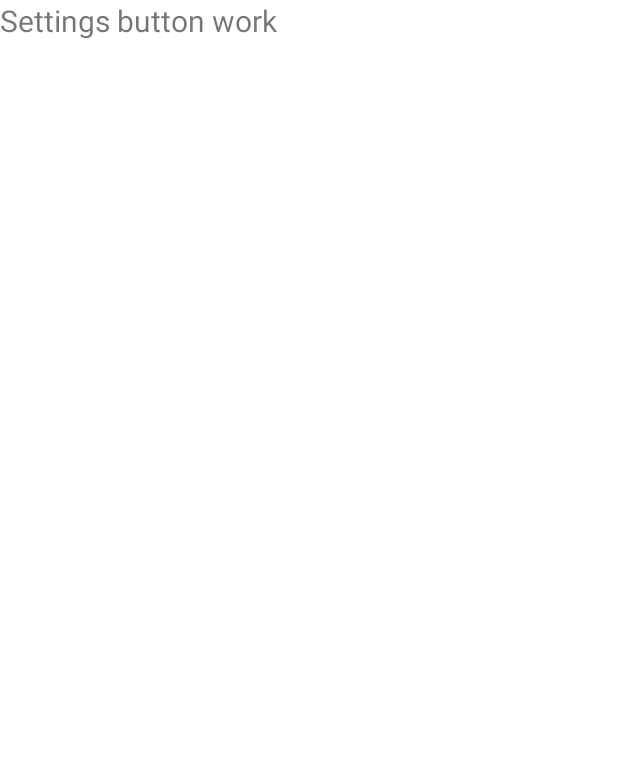
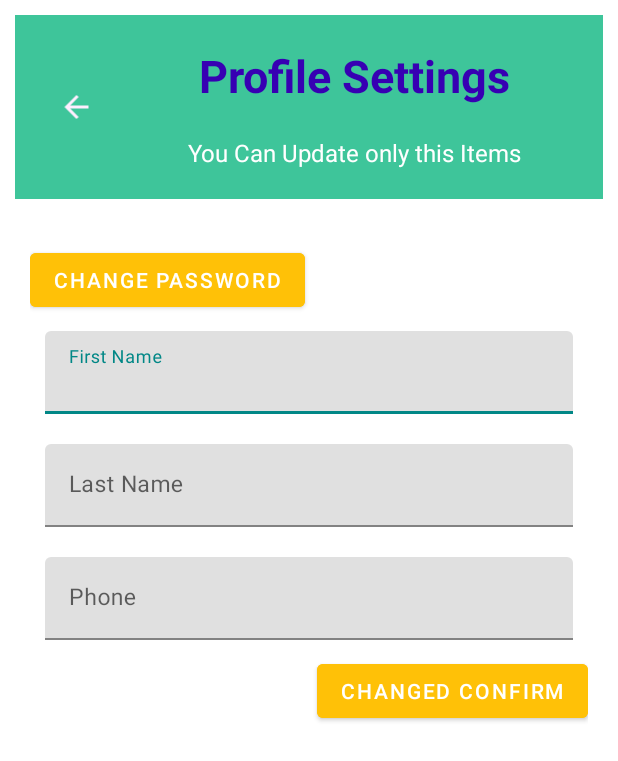
Before and after one commit to mdsaddam1994hossain/androidBanking, an Android app: the SettingActivity screen opened directly, with no data from a screen before it, on a phone screen of 412 x 824 dp. Shown: the top 761 px of the screen. Run offline under Robolectric (Android 15) with nearby library versions, the phone set to English and light mode, and no system bars.

Commit message:
setting design

```diff
--- a/app/src/main/java/com/example/bankproject2/DepositForm.java
+++ b/app/src/main/java/com/example/bankproject2/DepositForm.java
@@ -5,9 +5,7 @@ import android.content.Intent;
 import android.os.Bundle;
 import android.view.View;
 import android.widget.Button;
-import android.widget.EditText;
 import android.widget.ImageView;
-import android.widget.TextView;
 import android.widget.Toast;
 
 import androidx.appcompat.app.AlertDialog;
@@ -34,7 +32,7 @@ public class DepositForm extends AppCompatActivity implements View.OnClickListen
     Button depositButton,depoCancelButton;
     ImageView depositformbackButton;
     AlertDialog.Builder alertdialogbuilder;
-
+   // Date date = new Date();
     List<Account> allAccount;
 
 
@@ -96,10 +94,13 @@ public class DepositForm extends AppCompatActivity implements View.OnClickListen
     public void onClick(View v) {
         if(v.getId() == R.id.depositButtonId){
 
+
+
+
             Deposit d = new Deposit();
 
             d.setAccountNumber(1);
-        //    d.setDepositDate(date);
+       //     d.setDepositDate(date);
             d.setMethod(methodname.getText().toString());
             d.setAmount(Double.parseDouble(depositAmount.getText().toString()));
 
@@ -125,85 +126,47 @@ public class DepositForm extends AppCompatActivity implements View.OnClickListen
                 }
             });
 
-//
-//           AccountService accountService = RestClient.getRetrofitInstance().create(AccountService.class);
-//            accountService.getAccountById(1).enqueue(new Callback<Account>() {
-//                @Override
-//                public void onResponse(Call<Account> call, Response<Account> response) {
-//                    Account a = response.body();
-//
-////                    a.setAccountNumber(1);
-////                    a.setCustId(a.getCustId());
-////                    a.setAccountType(a.getAccountType());
-////                    double oldBalance = a.getBalance();
-////                    double amount = Double.parseDouble(depositAmount.getText().toString());
-////                    double newBalance = oldBalance + amount;
-////                    a.setBalance(newBalance);
-////                    a.setOpenDate(a.getOpenDate());
-////                    a.setPassword(a.getPassword());
-////                    System.out.println("N Balance--------------"+newBalance);
-////                    accountService.updateAccount(a).enqueue(new Callback<Account>() {
-////                        @Override
-////                        public void onResponse(Call<Account> call, Response<Account> response) {
-////
-////                            Toast.makeText(DepositForm.this,"Deposit Successfull",Toast.LENGTH_SHORT).show();
-////                            System.out.println("newBalance is --------"+ response.body().getBalance());
-////                       }
-////
-////                        @Override
-////                        public void onFailure(Call<Account> call, Throwable t) {
-////
-////                            t.printStackTrace();
-////
-////                        }
-////                    });
-//
-//
-//
-//                    // Deposit Record----
-//
-//                    Deposit d = new Deposit();
-//
-//                    d.setAccountNumber(1);
-//                    d.setDepositDate(date);
-//                    d.setMethod(methodname.getText().toString());
-//                    d.setAmount(Double.parseDouble(depositAmount.getText().toString()));
-//
-//
-//
-//                    accountService.savedeposit(d).enqueue(new Callback<Deposit>() {
-//
-//
-//                        @Override
-//                        public void onResponse(Call<Deposit> call, Response<Deposit> response) {
-//
-//                            Deposit deposit = response.body();
-//
-//                            Toast.makeText(DepositForm.this,"Deposit Record Successfull",Toast.LENGTH_SHORT).show();
-//                            System.out.println("deposit amount--------------"+deposit.getAmount());
-//                        }
-//
-//                        @Override
-//                        public void onFailure(Call<Deposit> call, Throwable t) {
-//                            System.out.println("Deposit record failed-----------"+t);
-//                            t.printStackTrace();
-//
-//                        }
-//                    });
-//
-//
-//
-//                }
-//
-//                @Override
-//                public void onFailure(Call<Account> call, Throwable t) {
-//                    System.out.println("Error ----"+t.getMessage());
-//                    t.printStackTrace();
-//                }
-//            });
-//
-//            Intent intent = new Intent(DepositForm.this,HomePage.class);
-//            startActivity(intent);
+
+            accountService.getAccountById(13).enqueue(new Callback<Account>() {
+                @Override
+                public void onResponse(Call<Account> call, Response<Account> response) {
+                    Account a = response.body();
+                    a.setAccountNumber(a.getAccountNumber());
+                    a.setCustId(a.getCustId());
+                    a.setAccountType(a.getAccountType());
+                    double amount = (Double.parseDouble(depositAmount.getText().toString()));
+                    double oldBalance = a.getBalance();
+                    double newBalance = (oldBalance + amount);
+
+                    a.setBalance(newBalance);
+                    //    a.setOpenDate(a.getOpenDate());
+                    a.setPassword(a.getPassword());
+                    accountService.updateAccount(a).enqueue(new Callback<Account>() {
+                        @Override
+                        public void onResponse(Call<Account> call, Response<Account> response) {
+
+                            Toast.makeText(DepositForm.this,response.body().getAccountNumber()+" Update Account Successfull",Toast.LENGTH_SHORT).show();
+                            System.out.println("new balance--------------------"+response.body().getBalance());
+                            Intent intent = new Intent(DepositForm.this, HomePage.class);
+                            startActivity(intent);
+
+                        }
+
+                        @Override
+                        public void onFailure(Call<Account> call, Throwable t) {
+
+                        }
+                    });
+                }
+
+                @Override
+                public void onFailure(Call<Account> call, Throwable t) {
+
+                }
+            });
+
+
+
         }
 
         if (v.getId() == R.id.depositcancelButtonId) {
--- a/app/src/main/java/com/example/bankproject2/restClient/RestClient.java
+++ b/app/src/main/java/com/example/bankproject2/restClient/RestClient.java
@@ -5,7 +5,7 @@ import retrofit2.converter.gson.GsonConverterFactory;
 
 public class RestClient {
     static Retrofit retrofit;
-    static final  String BASE_URL = "http://192.168.10.231:8080/";
+    static final  String BASE_URL = "http://192.168.0.105:8080/";
 
     public static Retrofit getRetrofitInstance(){
         if(retrofit == null){
--- a/app/src/main/res/layout/activity_setting.xml
+++ b/app/src/main/res/layout/activity_setting.xml
@@ -4,12 +4,136 @@
     xmlns:tools="http://schemas.android.com/tools"
     android:layout_width="match_parent"
     android:layout_height="match_parent"
-    tools:context=".SettingActivity">
+    tools:context=".SettingActivity"
+    android:orientation="vertical">
 
-    <TextView
-        android:layout_width="wrap_content"
+    <LinearLayout
+        android:layout_width="match_parent"
         android:layout_height="wrap_content"
-        android:textSize="20sp"
-        android:text="Settings button work"/>
+        android:weightSum="12"
+        android:background="#3EC59A"
+        android:padding="10dp"
+        android:layout_margin="10dp">
+
+        <ImageView
+            android:src="@drawable/back_24"
+            android:id="@+id/transferBeckButtonId"
+            android:layout_width="0dp"
+            android:layout_height="wrap_content"
+            android:padding="10dp"
+            android:layout_weight="2"
+            android:layout_gravity="center_vertical"
+            />
+
+        <LinearLayout
+            android:layout_weight="10"
+            android:layout_width="0dp"
+            android:layout_height="wrap_content"
+            android:orientation="vertical"
+            android:gravity="center"
+            >
+
+            <TextView
+                android:layout_width="wrap_content"
+                android:layout_height="wrap_content"
+                android:text="@string/settingText"
+                android:textColor="@color/purple_700"
+                android:textSize="30sp"
+                android:padding="10dp"
+                android:textStyle="bold"
+
+                />
+            <TextView
+                android:layout_width="wrap_content"
+                android:layout_height="wrap_content"
+                android:text="@string/settingTextsub"
+                android:textColor="#FFFFFF"
+                android:textSize="16sp"
+                android:padding="10dp"
+
+
+                />
+
+
+
+        </LinearLayout>
+
+
+    </LinearLayout>
+
+    <LinearLayout
+        android:layout_width="match_parent"
+        android:layout_height="wrap_content"
+        android:orientation="vertical"
+        android:layout_margin="10dp"
+        android:padding="10dp">
+
+        <Button
+            android:layout_width="wrap_content"
+            android:layout_height="wrap_content"
+            android:text="Change Password"
+            android:backgroundTint="#FFC107"/>
+
+        <com.google.android.material.textfield.TextInputLayout
+            android:layout_width="match_parent"
+            android:layout_height="wrap_content"
+            android:hint="First Name"
+           >
+
+            <com.google.android.material.textfield.TextInputEditText
+                android:id="@+id/fnameEditId"
+                android:layout_width="match_parent"
+                android:layout_height="wrap_content"
+                android:layout_margin="10dp"
+                android:textSize="15dp"
+                android:inputType="textPassword"
+                />
+
+        </com.google.android.material.textfield.TextInputLayout>
+        <com.google.android.material.textfield.TextInputLayout
+            android:layout_width="match_parent"
+            android:layout_height="wrap_content"
+            android:hint="Last Name"
+           >
+
+            <com.google.android.material.textfield.TextInputEditText
+                android:id="@+id/lnameEditId"
+                android:layout_width="match_parent"
+                android:layout_height="wrap_content"
+                android:layout_margin="10dp"
+                android:textSize="15dp"
+                android:inputType="textPassword"
+                />
+
+        </com.google.android.material.textfield.TextInputLayout>
+        <com.google.android.material.textfield.TextInputLayout
+            android:layout_width="match_parent"
+            android:layout_height="wrap_content"
+            android:hint="Phone"
+           >
+
+            <com.google.android.material.textfield.TextInputEditText
+                android:id="@+id/phoneEditId"
+                android:layout_width="match_parent"
+                android:layout_height="wrap_content"
+                android:layout_margin="10dp"
+                android:textSize="15dp"
+                android:inputType="textPassword"
+                />
+
+        </com.google.android.material.textfield.TextInputLayout>
+
+        <Button
+            android:layout_width="wrap_content"
+            android:layout_height="wrap_content"
+            android:text="Changed Confirm"
+            android:backgroundTint="#FFC107"
+            android:layout_gravity="right"/>
+
+
+    </LinearLayout>
+
+
+
 
 </LinearLayout>
--- a/app/src/main/res/values/strings.xml
+++ b/app/src/main/res/values/strings.xml
@@ -10,6 +10,8 @@
     <string name="lname_text">Input Last name</string>
     <string name="phone_text">Input Phone Number</string>
     <string name="emailText">Input Email </string>
+    <string name="settingText">Profile Settings </string>
+    <string name="settingTextsub">You Can Update only this Items</string>
 
     <string-array name="transection_service">
         <item>bKash</item>
--- a/app/src/main/res/xml/network_security_config.xml
+++ b/app/src/main/res/xml/network_security_config.xml
@@ -2,7 +2,7 @@
 
 <network-security-config>
     <domain-config cleartextTrafficPermitted="true">
-        <domain includeSubdomains="true">192.168.10.231</domain>
+        <domain includeSubdomains="true">192.168.0.105</domain>
 
     </domain-config>
 </network-security-config>
```
